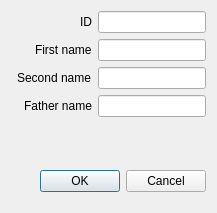
Hryapusek/database-qt-gui-cpp, file src/MainWindow/Person/addPersonDialog.ui: the form before one commit.
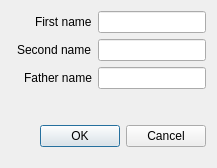
The form after the commit.

```diff
--- a/src/MainWindow/Person/addPersonDialog.ui
+++ b/src/MainWindow/Person/addPersonDialog.ui
@@ -7,53 +7,13 @@
     <x>0</x>
     <y>0</y>
     <width>217</width>
-    <height>213</height>
+    <height>168</height>
    </rect>
   </property>
   <property name="windowTitle">
    <string>Add Person</string>
   </property>
   <layout class="QVBoxLayout" name="verticalLayout">
-   <item>
-    <layout class="QHBoxLayout" name="horizontalLayout_2">
-     <item>
-      <spacer name="horizontalSpacer_8">
-       <property name="orientation">
-        <enum>Qt::Horizontal</enum>
-       </property>
-       <property name="sizeHint" stdset="0">
-        <size>
-         <width>40</width>
-         <height>20</height>
-        </size>
-       </property>
-      </spacer>
-     </item>
-     <item>
-      <widget class="QLabel" name="idLbl">
-       <property name="sizePolicy">
-        <sizepolicy hsizetype="Minimum" vsizetype="Minimum">
-         <horstretch>0</horstretch>
-         <verstretch>0</verstretch>
-        </sizepolicy>
-       </property>
-       <property name="text">
-        <string>ID</string>
-       </property>
-      </widget>
-     </item>
-     <item>
-      <widget class="QLineEdit" name="idLine">
-       <property name="sizePolicy">
-        <sizepolicy hsizetype="Fixed" vsizetype="Fixed">
-         <horstretch>0</horstretch>
-         <verstretch>0</verstretch>
-        </sizepolicy>
-       </property>
-      </widget>
-     </item>
-    </layout>
-   </item>
    <item>
     <layout class="QHBoxLayout" name="horizontalLayout_3">
      <item>
```
